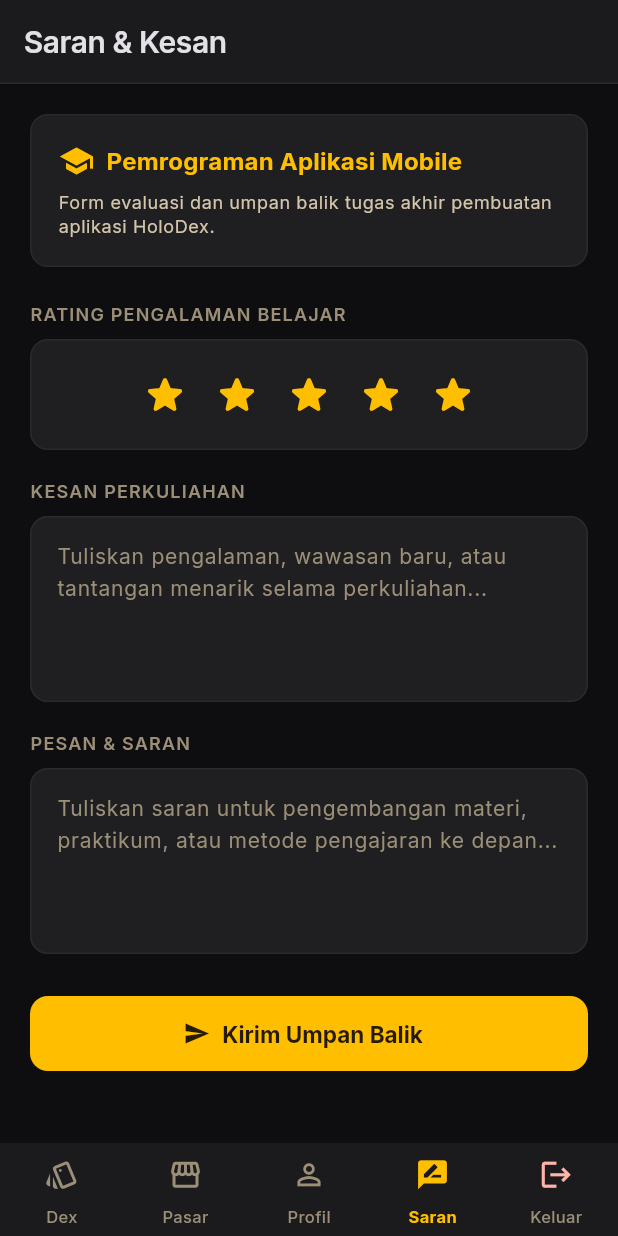
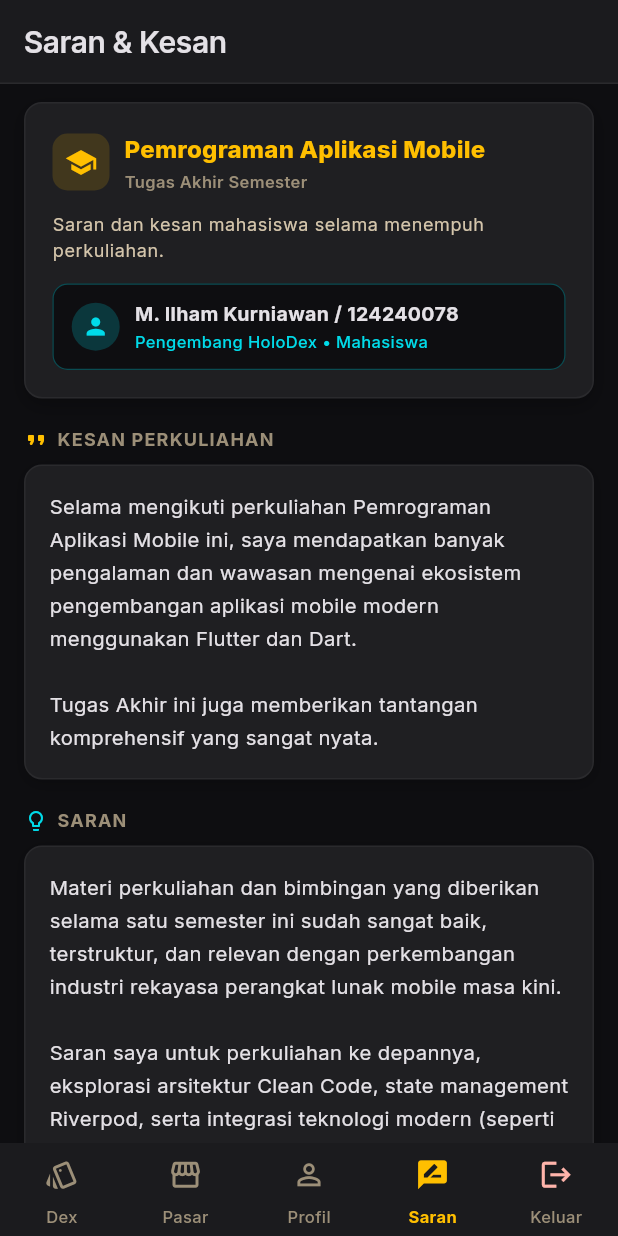
Before and after one commit to IlhamKurniawan46/tugasakhir-mobile, a Flutter app: the SaranKesanScreen screen opened by its route, on a phone screen of 412 x 824 dp. Run offline on Flutter 3.47's test engine with Material 3 defaults, Android fonts, the phone set to English and light mode, and no system bars; our stand-ins replace cached_network_image, flutter_dotenv, flutter_local_notifications, flutter_map, flutter_riverpod, flutter_secure_storage and 10 more; missing offline and left inert: pointycastle, wallet, web3dart; accounts and stored records are empty; network calls fail.

Commit message:
refactor(feedback): sederhanakan halaman saran dan kesan menjadi tampilan statis

```diff
--- a/lib/features/dex/screens/dex_screen.dart
+++ b/lib/features/dex/screens/dex_screen.dart
@@ -939,7 +939,7 @@ class _DexScreenState extends ConsumerState<DexScreen> {
           _buildSingleFeatureTile(
             context: context,
             label: 'HoloBot',
-            icon: Icons.smart_toy,
+            icon: Icons.auto_awesome,
             semanticsLabel: 'Konsultasi Chatbot AI HoloBot',
             onTap: () => AiAdvisorSheet.show(context),
           ),
--- a/lib/features/saran_kesan/screens/saran_kesan_screen.dart
+++ b/lib/features/saran_kesan/screens/saran_kesan_screen.dart
@@ -1,63 +1,32 @@
 import 'package:flutter/material.dart';
-import 'package:flutter_riverpod/flutter_riverpod.dart';
 
 import '../../../app/theme.dart';
-import '../../auth/providers/auth_provider.dart';
 
-class SaranKesanScreen extends ConsumerStatefulWidget {
+/// Halaman Saran & Kesan Mata Kuliah Pemrograman Aplikasi Mobile.
+/// Berisi teks evaluasi dan refleksi statis yang dapat diedit langsung pada variabel di bawah.
+class SaranKesanScreen extends StatelessWidget {
   const SaranKesanScreen({super.key});
 
-  @override
-  ConsumerState<SaranKesanScreen> createState() => _SaranKesanScreenState();
-}
+  // ===========================================================================
+  // EDIT KONTEN STATIS DI SINI:
+  // ===========================================================================
+  static const String pengembangNama = 'M. Ilham Kurniawan / 124240078';
+  static const String pengembangPeran = 'Pengembang HoloDex • Mahasiswa';
+  static const String mataKuliah = 'Pemrograman Aplikasi Mobile';
+  static const String deskripsiHeader =
+      'Saran dan kesan mahasiswa selama menempuh perkuliahan.';
 
-class _SaranKesanScreenState extends ConsumerState<SaranKesanScreen> {
-  final _formKey = GlobalKey<FormState>();
-  final _kesanCtrl = TextEditingController();
-  final _saranCtrl = TextEditingController();
-  int _rating = 5;
-  bool _submitted = false;
+  static const String kesanPerkuliahan =
+      'Selama mengikuti perkuliahan Pemrograman Aplikasi Mobile ini, saya mendapatkan banyak pengalaman dan wawasan mengenai ekosistem pengembangan aplikasi mobile modern menggunakan Flutter dan Dart.\n\n'
+      'Tugas Akhir ini juga memberikan tantangan komprehensif yang sangat nyata.';
 
-  @override
-  void dispose() {
-    _kesanCtrl.dispose();
-    _saranCtrl.dispose();
-    super.dispose();
-  }
-
-  void _submit() {
-    FocusScope.of(context).unfocus();
-    if (!_formKey.currentState!.validate()) return;
-
-    setState(() => _submitted = true);
-
-    showDialog(
-      context: context,
-      builder: (ctx) => AlertDialog(
-        backgroundColor: AppColors.surface,
-        title: Row(
-          children: const [
-            Icon(Icons.check_circle, color: AppColors.success),
-            SizedBox(width: 8),
-            Text('Terima Kasih!'),
-          ],
-        ),
-        content: const Text(
-          'Saran dan kesan untuk mata kuliah Pemrograman Aplikasi Mobile berhasil disimpan.',
-        ),
-        actions: [
-          FilledButton(
-            onPressed: () => Navigator.of(ctx).pop(),
-            child: const Text('OK'),
-          ),
-        ],
-      ),
-    );
-  }
+  static const String pesanDanSaran =
+      'Materi perkuliahan dan bimbingan yang diberikan selama satu semester ini sudah sangat baik, terstruktur, dan relevan dengan perkembangan industri rekayasa perangkat lunak mobile masa kini.\n\n'
+      'Saran saya untuk perkuliahan ke depannya, eksplorasi arsitektur Clean Code, state management Riverpod, serta integrasi teknologi modern (seperti Web3/Blockchain dan AI on-device) dapat terus dipertahankan dan diperluas pada silabus praktikum, sehingga mahasiswa memiliki portofolio proyek yang kuat dan siap bersaing.';
+  // ===========================================================================
 
   @override
   Widget build(BuildContext context) {
-    final user = ref.watch(authProvider).user;
     final textTheme = Theme.of(context).textTheme;
 
     return Scaffold(
@@ -65,167 +34,119 @@ class _SaranKesanScreenState extends ConsumerState<SaranKesanScreen> {
         title: const Text('Saran & Kesan'),
       ),
       body: SingleChildScrollView(
-        padding: const EdgeInsets.all(20),
+        padding: const EdgeInsets.fromLTRB(16, 12, 16, 32),
         child: Column(
           crossAxisAlignment: CrossAxisAlignment.stretch,
           children: [
-            // Header Info Card
+            // 1. Header Card Identitas & Mata Kuliah
             Container(
               padding: const EdgeInsets.all(18),
               decoration: BoxDecoration(
                 color: AppColors.surface,
                 borderRadius: BorderRadius.circular(AppTheme.radiusMd),
                 border: Border.all(color: AppColors.surfaceHigh),
+                boxShadow: [
+                  BoxShadow(
+                    color: Colors.black.withValues(alpha: 0.25),
+                    blurRadius: 10,
+                    offset: const Offset(0, 4),
+                  ),
+                ],
               ),
               child: Column(
                 crossAxisAlignment: CrossAxisAlignment.start,
                 children: [
                   Row(
                     children: [
-                      const Icon(Icons.school, color: AppColors.gold, size: 24),
-                      const SizedBox(width: 8),
+                      Container(
+                        padding: const EdgeInsets.all(8),
+                        decoration: BoxDecoration(
+                          color: AppColors.gold.withValues(alpha: 0.15),
+                          borderRadius: BorderRadius.circular(10),
+                        ),
+                        child: const Icon(
+                          Icons.school,
+                          color: AppColors.gold,
+                          size: 22,
+                        ),
+                      ),
+                      const SizedBox(width: 10),
+                      Expanded(
+                        child: Column(
+                          crossAxisAlignment: CrossAxisAlignment.start,
+                          children: [
                             Text(
-                        'Pemrograman Aplikasi Mobile',
+                              mataKuliah,
                               style: textTheme.titleMedium?.copyWith(
-                          fontWeight: FontWeight.w700,
+                                fontWeight: FontWeight.w800,
                                 color: AppColors.gold,
+                              ),
+                            ),
+                            const SizedBox(height: 2),
+                            const Text(
+                              'Tugas Akhir Semester',
+                              style: TextStyle(
+                                fontSize: 11,
+                                fontWeight: FontWeight.w600,
+                                color: AppColors.outline,
                               ),
                             ),
                           ],
                         ),
-                  const SizedBox(height: 8),
+                      ),
+                    ],
+                  ),
+                  const SizedBox(height: 12),
                   Text(
-                    'Form evaluasi dan umpan balik tugas akhir pembuatan aplikasi HoloDex.',
+                    deskripsiHeader,
                     style: textTheme.bodySmall?.copyWith(
                       color: AppColors.onSurfaceVariant,
+                      height: 1.4,
                     ),
                   ),
-                  if (user != null) ...[
-                    const SizedBox(height: 8),
-                    Text(
-                      'Pengisi: @${user.username}',
-                      style: textTheme.labelSmall?.copyWith(
-                        color: AppColors.cyan,
-                        fontWeight: FontWeight.w600,
+                  const SizedBox(height: 14),
+                  // Box Pengisi / Identitas Mahasiswa
+                  Container(
+                    padding: const EdgeInsets.symmetric(horizontal: 12, vertical: 10),
+                    decoration: BoxDecoration(
+                      color: AppColors.surfaceLowest,
+                      borderRadius: BorderRadius.circular(10),
+                      border: Border.all(
+                        color: AppColors.cyan.withValues(alpha: 0.3),
+                        width: 0.8,
                       ),
                     ),
-                  ],
-                ],
+                    child: Row(
+                      children: [
+                        CircleAvatar(
+                          radius: 16,
+                          backgroundColor: AppColors.cyan.withValues(alpha: 0.2),
+                          child: const Icon(
+                            Icons.person,
+                            size: 18,
+                            color: AppColors.cyan,
                           ),
                         ),
-            const SizedBox(height: 24),
-
-            // Form
-            Form(
-              key: _formKey,
+                        const SizedBox(width: 10),
+                        Expanded(
                           child: Column(
                             crossAxisAlignment: CrossAxisAlignment.start,
-                children: [
-                  // Rating Kepuasan
+                            children: const [
                               Text(
-                    'RATING PENGALAMAN BELAJAR',
-                    style: textTheme.labelMedium?.copyWith(
-                      color: AppColors.outline,
-                      fontWeight: FontWeight.w600,
-                      letterSpacing: 0.8,
+                                pengembangNama,
+                                style: TextStyle(
+                                  fontSize: 13,
+                                  fontWeight: FontWeight.w700,
+                                  color: AppColors.onSurface,
                                 ),
                               ),
-                  const SizedBox(height: 8),
-                  Container(
-                    padding: const EdgeInsets.symmetric(
-                      horizontal: 16,
-                      vertical: 12,
-                    ),
-                    decoration: BoxDecoration(
-                      color: AppColors.surface,
-                      borderRadius: BorderRadius.circular(AppTheme.radiusMd),
-                      border: Border.all(color: AppColors.surfaceHigh),
-                    ),
-                    child: Row(
-                      mainAxisAlignment: MainAxisAlignment.center,
-                      children: List.generate(5, (index) {
-                        final starValue = index + 1;
-                        return IconButton(
-                          iconSize: 32,
-                          icon: Icon(
-                            starValue <= _rating
-                                ? Icons.star_rounded
-                                : Icons.star_border_rounded,
-                            color: starValue <= _rating
-                                ? AppColors.gold
-                                : AppColors.surfaceHigh,
-                          ),
-                          onPressed: () {
-                            setState(() => _rating = starValue);
-                          },
-                        );
-                      }),
-                    ),
-                  ),
-                  const SizedBox(height: 20),
-
-                  // Kesan
+                              SizedBox(height: 1),
                               Text(
-                    'KESAN PERKULIAHAN',
-                    style: textTheme.labelMedium?.copyWith(
-                      color: AppColors.outline,
-                      fontWeight: FontWeight.w600,
-                      letterSpacing: 0.8,
-                    ),
-                  ),
-                  const SizedBox(height: 8),
-                  TextFormField(
-                    controller: _kesanCtrl,
-                    maxLines: 4,
-                    decoration: const InputDecoration(
-                      hintText:
-                          'Tuliskan pengalaman, wawasan baru, atau tantangan menarik selama perkuliahan...',
-                    ),
-                    validator: (v) => (v == null || v.trim().isEmpty)
-                        ? 'Kesan tidak boleh kosong'
-                        : null,
-                  ),
-                  const SizedBox(height: 20),
-
-                  // Pesan & Saran
-                  Text(
-                    'PESAN & SARAN',
-                    style: textTheme.labelMedium?.copyWith(
-                      color: AppColors.outline,
-                      fontWeight: FontWeight.w600,
-                      letterSpacing: 0.8,
-                    ),
-                  ),
-                  const SizedBox(height: 8),
-                  TextFormField(
-                    controller: _saranCtrl,
-                    maxLines: 4,
-                    decoration: const InputDecoration(
-                      hintText:
-                          'Tuliskan saran untuk pengembangan materi, praktikum, atau metode pengajaran ke depan...',
-                    ),
-                    validator: (v) => (v == null || v.trim().isEmpty)
-                        ? 'Saran tidak boleh kosong'
-                        : null,
-                  ),
-                  const SizedBox(height: 28),
-
-                  // Tombol Kirim
-                  SizedBox(
-                    width: double.infinity,
-                    child: FilledButton.icon(
-                      onPressed: _submit,
-                      style: FilledButton.styleFrom(
-                        minimumSize: const Size(64, 50),
-                        shape: RoundedRectangleBorder(
-                          borderRadius: BorderRadius.circular(AppTheme.radiusMd),
-                        ),
-                      ),
-                      icon: Icon(_submitted ? Icons.check : Icons.send),
-                      label: Text(
-                        _submitted ? 'Kirim Ulang' : 'Kirim Umpan Balik',
-                        style: const TextStyle(fontWeight: FontWeight.w700),
-                      ),
+                                pengembangPeran,
+                                style: TextStyle(
+                                  fontSize: 11,
+                                  color: AppColors.cyan,
+                                  fontWeight: FontWeight.w500,
                                 ),
                               ),
                             ],
@@ -234,6 +155,104 @@ class _SaranKesanScreenState extends ConsumerState<SaranKesanScreen> {
                       ],
                     ),
                   ),
+                ],
+              ),
+            ),
+
+            const SizedBox(height: 20),
+
+            // 2. Section Kesan Perkuliahan
+            _buildContentSection(
+              context: context,
+              title: 'KESAN PERKULIAHAN',
+              icon: Icons.format_quote_rounded,
+              iconColor: AppColors.gold,
+              content: kesanPerkuliahan,
+            ),
+
+            const SizedBox(height: 20),
+
+            // 3. Section Pesan & Saran
+            _buildContentSection(
+              context: context,
+              title: 'SARAN',
+              icon: Icons.lightbulb_outline,
+              iconColor: AppColors.cyan,
+              content: pesanDanSaran,
+            ),
+
+            const SizedBox(height: 24),
+
+            // 4. Footer Info
+            Center(
+              child: Text(
+                'HoloDex • Pemrograman Aplikasi Mobile 2026',
+                style: textTheme.labelSmall?.copyWith(
+                  color: AppColors.outline.withValues(alpha: 0.7),
+                  letterSpacing: 0.5,
+                ),
+              ),
+            ),
+          ],
+        ),
+      ),
+    );
+  }
+
+  Widget _buildContentSection({
+    required BuildContext context,
+    required String title,
+    required IconData icon,
+    required Color iconColor,
+    required String content,
+  }) {
+    final textTheme = Theme.of(context).textTheme;
+
+    return Column(
+      crossAxisAlignment: CrossAxisAlignment.start,
+      children: [
+        // Label Section
+        Row(
+          children: [
+            Icon(icon, size: 16, color: iconColor),
+            const SizedBox(width: 6),
+            Text(
+              title,
+              style: textTheme.labelMedium?.copyWith(
+                color: AppColors.outline,
+                fontWeight: FontWeight.w700,
+                letterSpacing: 0.8,
+              ),
+            ),
+          ],
+        ),
+        const SizedBox(height: 8),
+        // Konten Teks Statis
+        Container(
+          width: double.infinity,
+          padding: const EdgeInsets.all(16),
+          decoration: BoxDecoration(
+            color: AppColors.surface,
+            borderRadius: BorderRadius.circular(AppTheme.radiusMd),
+            border: Border.all(color: AppColors.surfaceHigh),
+            boxShadow: [
+              BoxShadow(
+                color: Colors.black.withValues(alpha: 0.2),
+                blurRadius: 8,
+                offset: const Offset(0, 3),
+              ),
+            ],
+          ),
+          child: Text(
+            content,
+            style: textTheme.bodyMedium?.copyWith(
+              color: AppColors.onSurface,
+              height: 1.6,
+              fontSize: 13.5,
+            ),
+          ),
+        ),
+      ],
     );
   }
 }
```
Lines whose indentation alone changed are shown as unchanged.
